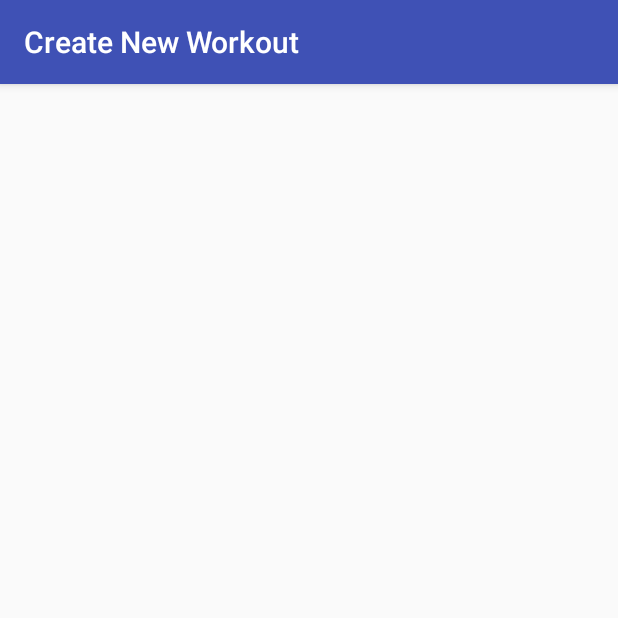
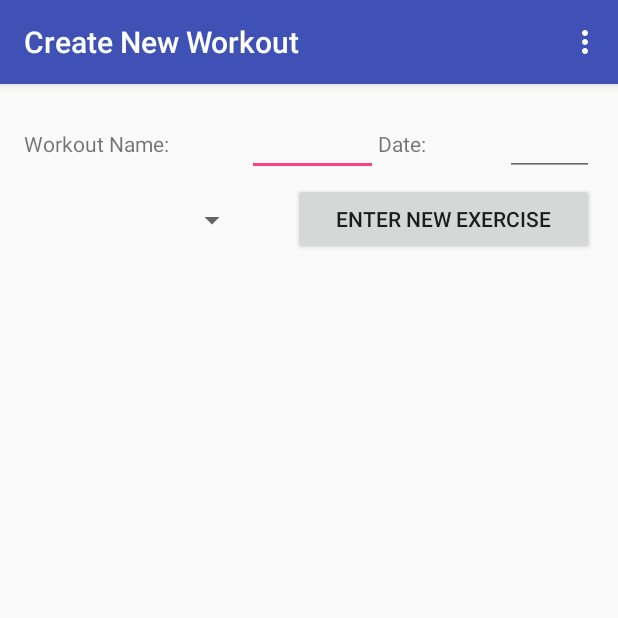
Before and after one commit to CS262aCalvinFitness/client, an Android app: the Create_New_Workout_Activity screen opened directly, with no data from a screen before it, on a phone screen of 412 x 824 dp, the top half of it. Run offline under Robolectric (Android 15) with nearby library versions, the phone set to English and light mode, and no system bars.

Commit message:
Created about menu for Create Workout and added some UI stuff for Create Workout

```diff
--- a/app/src/main/AndroidManifest.xml
+++ b/app/src/main/AndroidManifest.xml
@@ -21,6 +21,7 @@
         <activity android:name=".HomePageAboutActivity"></activity>
         <activity android:name=".StartWorkoutAboutActivity"></activity>
         <activity android:name=".ViewPastWorkoutAboutActivity"></activity>
+        <activity android:name=".CreateWorkoutAboutActivity"></activity>
     </application>
 
 </manifest>
--- a/app/src/main/java/edu/calvin/calvinfitness/Create_New_Workout_Activity.java
+++ b/app/src/main/java/edu/calvin/calvinfitness/Create_New_Workout_Activity.java
@@ -3,6 +3,8 @@ package edu.calvin.calvinfitness;
 import android.support.v7.app.AppCompatActivity;
 import android.os.Bundle;
 import android.content.Intent;
+import android.view.Menu;
+import android.view.MenuItem;
 
 /*
 This activity gives the user the option to create a new workout. This activity shows up when the
@@ -17,4 +19,33 @@ public class Create_New_Workout_Activity extends AppCompatActivity {
         Intent intent = getIntent();
         setTitle("Create New Workout");
     }
+
+    /**
+     * onCreateOptionsMenu creates the menu at the top of the page layout
+     *
+     * @param: menu
+     * @return: true
+     */
+    @Override
+    public boolean onCreateOptionsMenu(Menu menu) {
+        getMenuInflater().inflate(R.menu.home_page_about, menu);
+        return true;
+    }
+
+    /* onOptionsItemSelected performs an action if an menu item is selected
+     *
+     * @param: item
+     * @return: true -> if About item is clicked
+     *          super.onCreateItemsSelected(item) -> otherwise
+     */
+    @Override
+    public boolean onOptionsItemSelected(MenuItem item) {
+        switch (item.getItemId()) {
+            case R.id.home_page_about:
+                startActivity(new Intent(getApplicationContext(), CreateWorkoutAboutActivity.class));
+                return true;
+            default:
+                return super.onOptionsItemSelected(item);
+        }
+    }
 }
--- a/app/src/main/res/layout/activity_create__new__workout_.xml
+++ b/app/src/main/res/layout/activity_create__new__workout_.xml
@@ -10,4 +10,65 @@
     android:paddingTop="@dimen/activity_vertical_margin"
     tools:context="edu.calvin.calvinfitness.Create_New_Workout_Activity">
 
+    <LinearLayout
+        android:orientation="horizontal"
+        android:layout_width="match_parent"
+        android:layout_height="match_parent">
+
+        <TextView
+            android:text="@string/Workout_Name_TextView"
+            android:layout_width="wrap_content"
+            android:layout_height="wrap_content"
+            android:id="@+id/textView13"
+            android:layout_weight="1"
+            android:textSize="14sp" />
+
+        <EditText
+            android:layout_width="87dp"
+            android:layout_height="wrap_content"
+            android:inputType="textPersonName"
+            android:text="@string/WorkoutName_EditText"
+            android:ems="10"
+            android:id="@+id/WorkoutName_Edit" />
+
+        <TextView
+            android:text="@string/Date_TextView"
+            android:layout_width="wrap_content"
+            android:layout_height="wrap_content"
+            android:id="@+id/textView14"
+            android:layout_weight="1"
+            android:textSize="14sp" />
+
+        <EditText
+            android:layout_width="59dp"
+            android:layout_height="wrap_content"
+            android:inputType="date"
+            android:ems="10"
+            android:id="@+id/WorkoutDate_Edit"
+            android:text="@string/WorkoutDate_EditText" />
+
+    </LinearLayout>
+
+    <LinearLayout
+        android:orientation="horizontal"
+        android:layout_width="match_parent"
+        android:layout_height="match_parent"
+        android:layout_weight="1"
+        android:weightSum="1">
+
+        <Spinner
+            android:layout_width="149dp"
+            android:layout_height="49dp"
+            android:id="@+id/SelectExercise_Spinner"
+            android:layout_marginTop="50dp" />
+
+        <Button
+            android:text="@string/EnterNewExercise_Button"
+            android:layout_width="match_parent"
+            android:layout_height="wrap_content"
+            android:id="@+id/EnterNewExecise_Button"
+            android:layout_marginTop="50dp"
+            android:layout_marginLeft="30dp" />
+    </LinearLayout>
+
 </RelativeLayout>
--- a/app/src/main/res/values/strings.xml
+++ b/app/src/main/res/values/strings.xml
@@ -11,4 +11,18 @@
     <string name="create_new_workout">Create New Workout</string>
     <string name="start_workout">Start Workout</string>
     <string name="view_previous_workout">View Previous Workout</string>
+    <string name="about_create_workout1">1. Enter Workout Name</string>
+    <string name="about_create_workout2">2. Enter Date</string>
+    <string name="about_create_workout3">3. Choose Exercises</string>
+    <string name="about_create_workout4">a. Select Exercise from dropdown menu</string>
+    <string name="about_create_workout5">b. Enter new exercise</string>
+    <string name="about_create_workout6">c. Import workout from button at bottom</string>
+    <string name="about_create_workout7">4. Once complete</string>
+    <string name="about_create_workout8">a. Save workout to view results later</string>
+    <string name="about_create_workout9">b. Export workout with button at bottom</string>
+    <string name="Workout_Name_TextView">Workout Name:</string>
+    <string name="Date_TextView">Date:</string>
+    <string name="WorkoutName_EditText" />
+    <string name="WorkoutDate_EditText" />
+    <string name="EnterNewExercise_Button">Enter New Exercise</string>
 </resources>
```
Also changed, not shown: app/src/main/java/edu/calvin/calvinfitness/CreateWorkoutAboutActivity.java (added, +31 -0 lines), app/src/main/res/layout/activity_about_create_workout.xml (added, +73 -0 lines).
